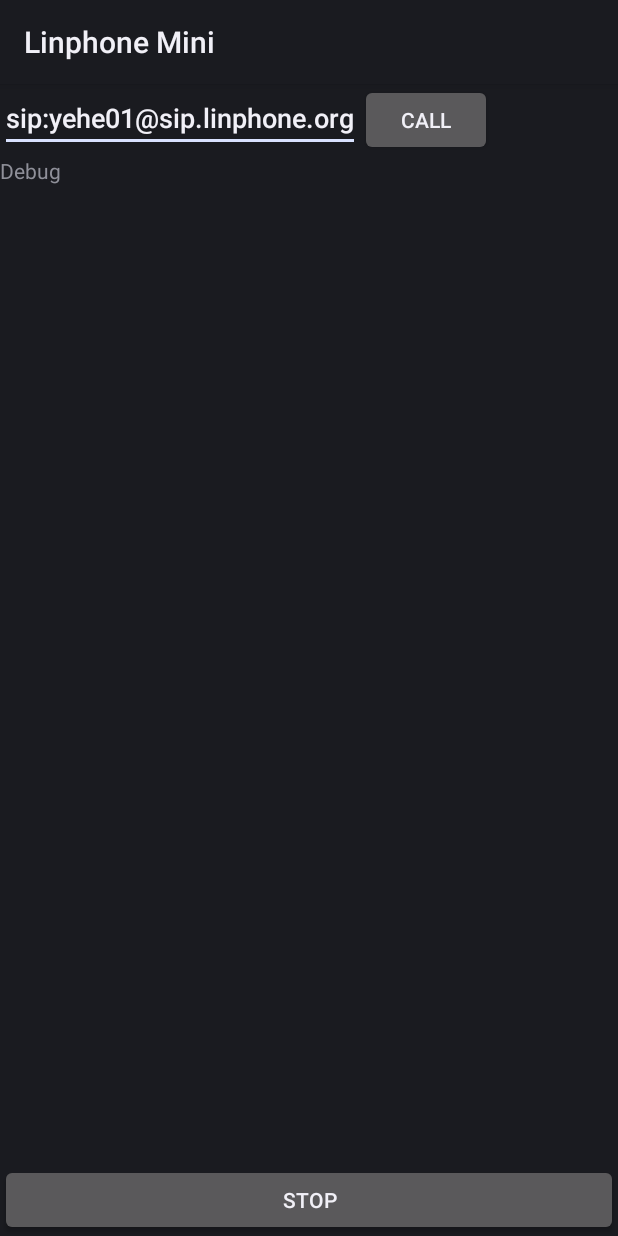
After one commit to yehe01/linphone-android, an Android app: the layout hello_world.xml on its own in the app's theme, with its tools: preview values and no code run, on a phone screen of 412 x 824 dp. The commit adds this screen. Run offline under Robolectric (Android 15) with nearby library versions, the phone set to English and light mode, and no system bars.

Commit message:
Simple call working.

```diff
--- a/app/src/main/AndroidManifest.xml
+++ b/app/src/main/AndroidManifest.xml
@@ -11,6 +11,7 @@
 	<uses-permission android:name="android.permission.RECORD_AUDIO"/>
 	<uses-permission android:name="android.permission.MODIFY_AUDIO_SETTINGS"/>
 	<uses-permission android:name="android.permission.VIBRATE"/>
+	<uses-permission android:name="android.permission.WAKE_LOCK"/>
 	<uses-permission android:name="android.permission.CAMERA" />
 	<!-- Needed to allow Linphone to install on tablets, since android.permission.CAMERA implies android.hardware.camera and android.hardware.camera.autofocus are required -->
 	<uses-feature 	 android:name="android.hardware.camera" android:required="false" />
--- /dev/null
+++ b/app/src/main/res/layout/hello_world.xml
@@ -0,0 +1,56 @@
+<?xml version="1.0" encoding="utf-8"?>
+<LinearLayout xmlns:android="http://schemas.android.com/apk/res/android"
+    android:layout_width="fill_parent"
+    android:layout_height="fill_parent"
+    android:orientation="vertical">
+
+    <LinearLayout
+        android:layout_width="wrap_content"
+        android:layout_height="wrap_content">
+
+        <EditText
+            android:id="@+id/AddressId"
+            android:layout_width="fill_parent"
+            android:layout_height="wrap_content"
+            android:layout_weight="1"
+            android:hint="sip:user@host:port"
+            android:text="sip:yehe01@sip.linphone.org"/>
+
+        <Button
+            android:id="@+id/CallButton"
+            android:layout_width="wrap_content"
+            android:layout_height="wrap_content"
+            android:text="Call"/>
+
+    </LinearLayout>
+
+    <EditText
+        android:id="@+id/MyAddressId"
+        android:layout_width="fill_parent"
+        android:layout_height="wrap_content"
+        android:hint="enter my sip identity (sip:[user@]host)"
+        android:text=""
+        android:visibility="gone"/>
+
+    <EditText
+        android:id="@+id/Password"
+        android:layout_width="fill_parent"
+        android:layout_height="wrap_content"
+        android:hint="my password"
+        android:visibility="gone"/>
+
+
+    <TextView
+        android:id="@+id/OutputText"
+        android:layout_width="fill_parent"
+        android:layout_height="fill_parent"
+        android:layout_weight="1"
+        android:text="Debug"/>
+
+    <Button
+        android:id="@+id/ButtonStop"
+        android:layout_width="fill_parent"
+        android:layout_height="wrap_content"
+        android:text="STOP"/>
+
+</LinearLayout>
```
Also changed, not shown: app/src/main/java/org/linphone/mini/LinphoneMiniActivity.java (+17 -1 lines), app/src/main/java/org/linphone/mini/LinphoneMiniManager.java (+24 -6 lines).
